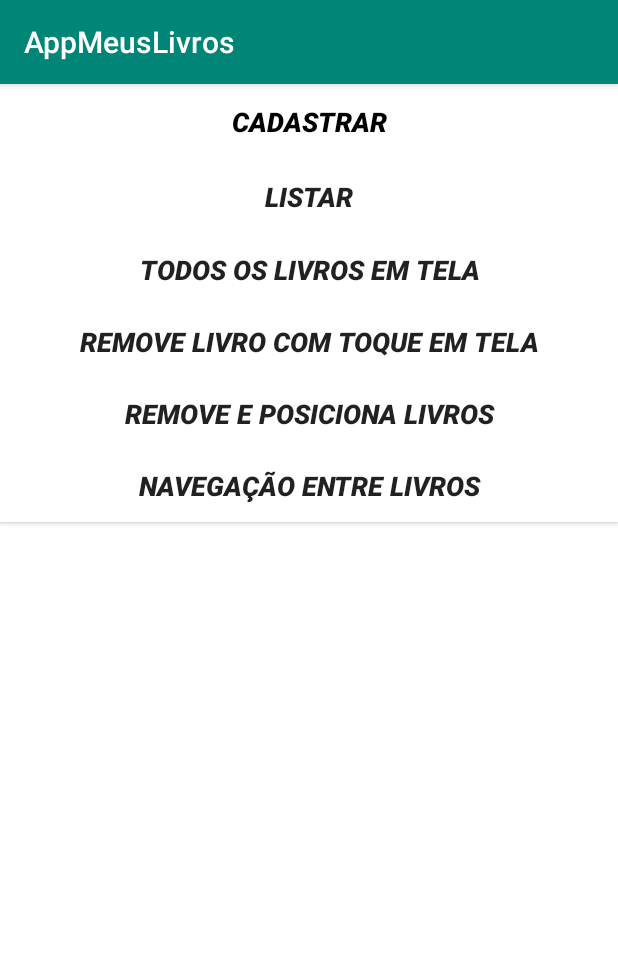
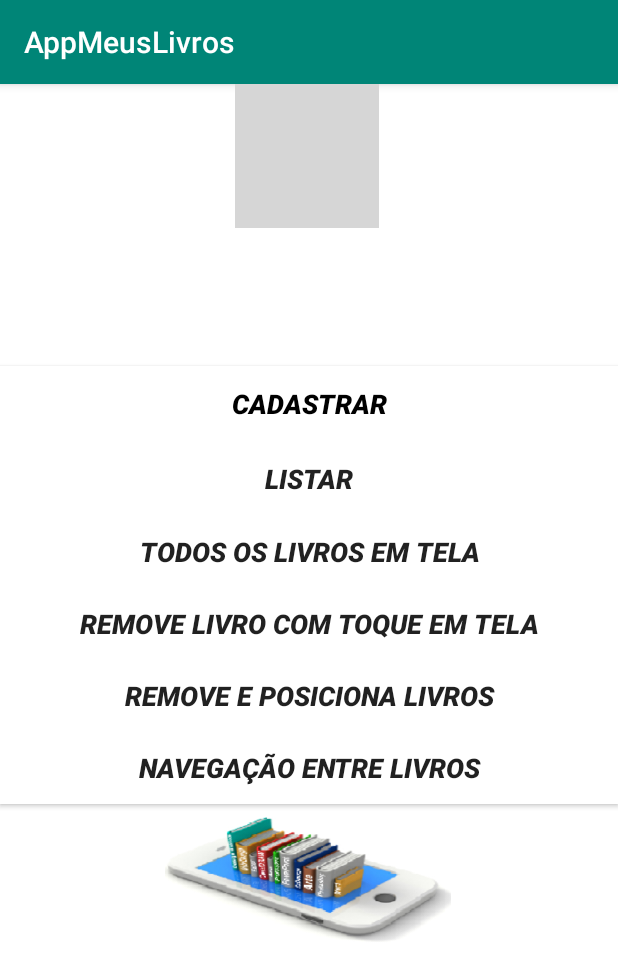
Before and after one commit to OBO13/AppMeusLivros, an Android app: the screen it shows after launch (MainActivity), on a phone screen of 412 x 824 dp. Shown: the top 980 px of the screen. Run offline under Robolectric (Android 15) with nearby library versions, the phone set to English and light mode, and no system bars; grey boxes are pictures that could not be loaded.

Commit message:
Atualização final-2

```diff
--- a/app/src/main/res/layout/activity_main.xml
+++ b/app/src/main/res/layout/activity_main.xml
@@ -12,6 +12,7 @@
         style="@style/Widget.AppCompat.Button"
         android:layout_width="0dp"
         android:layout_height="50dp"
+        android:layout_marginTop="188dp"
         android:background="#FFFFFF"
         android:onClick="CadastrarLivro"
         android:text="Cadastrar"
@@ -21,7 +22,7 @@
         app:layout_constraintEnd_toEndOf="parent"
         app:layout_constraintHorizontal_bias="0.0"
         app:layout_constraintStart_toStartOf="parent"
-        tools:layout_editor_absoluteY="443dp" />
+        app:layout_constraintTop_toTopOf="parent" />
 
     <Button
         android:id="@+id/btnListar"
@@ -76,7 +77,7 @@
         android:textSize="18sp"
         android:textStyle="bold|italic"
         app:layout_constraintEnd_toEndOf="parent"
-        app:layout_constraintHorizontal_bias="0.498"
+        app:layout_constraintHorizontal_bias="0.0"
         app:layout_constraintStart_toStartOf="parent"
         app:layout_constraintTop_toBottomOf="@+id/btnToc" />
 
@@ -95,4 +96,29 @@
         app:layout_constraintStart_toStartOf="parent"
         app:layout_constraintTop_toBottomOf="@+id/btn_pos"
         app:layout_constraintVertical_bias="0.0" />
+
+    <ImageView
+        android:id="@+id/imageView2"
+        android:layout_width="wrap_content"
+        android:layout_height="wrap_content"
+        app:layout_constraintBottom_toTopOf="@+id/btnCadastrar"
+        app:layout_constraintEnd_toEndOf="parent"
+        app:layout_constraintHorizontal_bias="0.495"
+        app:layout_constraintStart_toStartOf="parent"
+        app:layout_constraintTop_toTopOf="parent"
+        app:layout_constraintVertical_bias="0.0"
+        app:srcCompat="@drawable/imgprincipal" />
+
+    <ImageView
+        android:id="@+id/imageView3"
+        android:layout_width="312dp"
+        android:layout_height="88dp"
+        app:layout_constraintBottom_toBottomOf="parent"
+        app:layout_constraintEnd_toEndOf="parent"
+        app:layout_constraintHorizontal_bias="0.494"
+        app:layout_constraintStart_toStartOf="parent"
+        app:layout_constraintTop_toBottomOf="@+id/btn_PV"
+        app:layout_constraintVertical_bias="0.042"
+        app:srcCompat="@drawable/imgsecundaria" />
+
 </androidx.constraintlayout.widget.ConstraintLayout>
```
Also changed, not shown: app/src/main/res/drawable/imgsecundaria.png (added).
